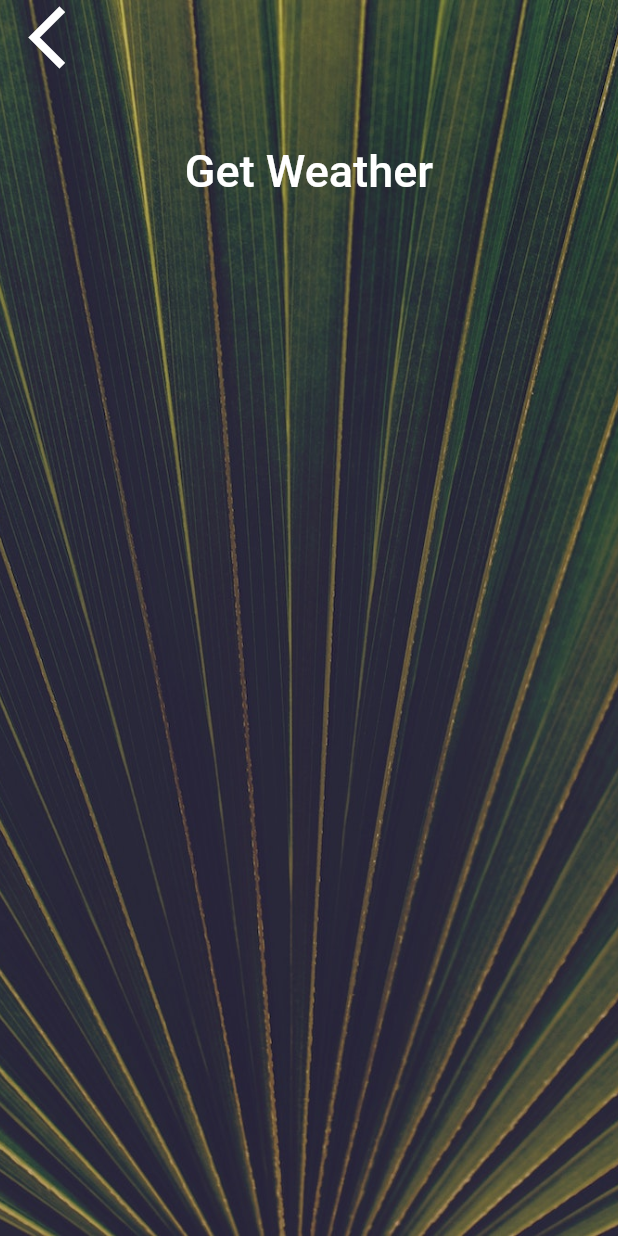
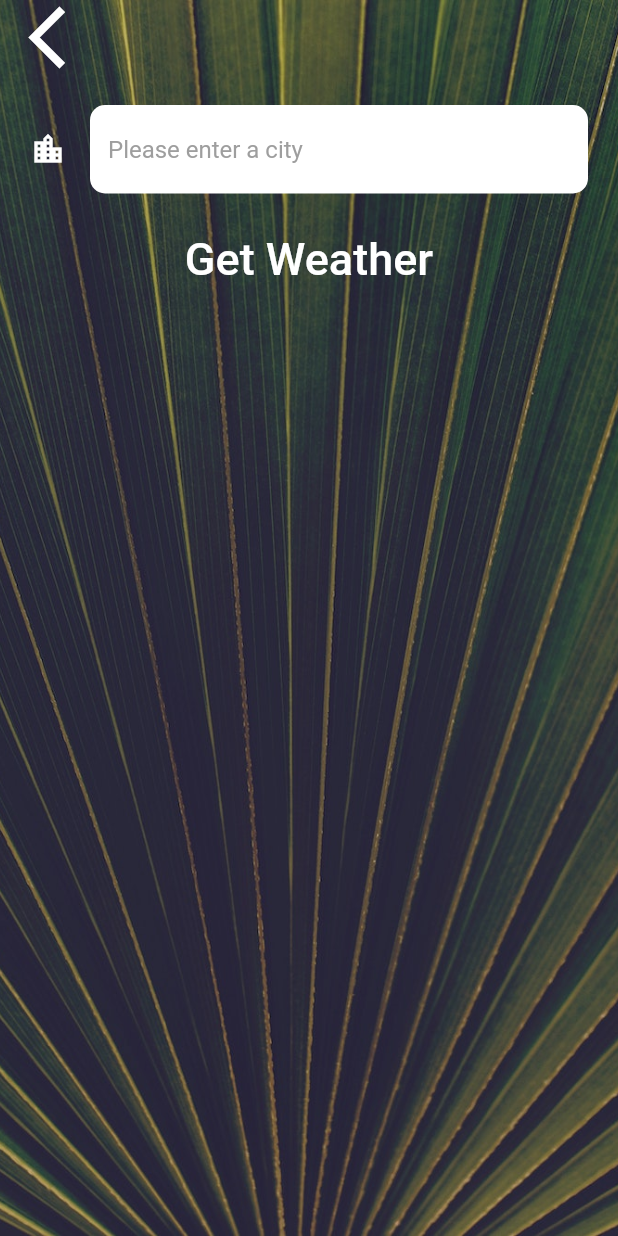
Before and after one commit to prsheth/climate, a Flutter app: the CityScreen screen opened directly, on a phone screen of 412 x 824 dp. Run offline on Flutter 3.47's test engine with Material 2 defaults, Android fonts, the phone set to English and light mode, and no system bars; our stand-ins replace flutter_spinkit, geolocator; network calls fail; Roboto replaces fonts that are missing (Spartan MB).

Commit message:
added new screens to input name of the city and get the weather by city. Provided supporting methods and also pushed data backwards using navigator pop

```diff
--- a/lib/screens/city_screen.dart
+++ b/lib/screens/city_screen.dart
@@ -1,5 +1,7 @@
+import 'package:climate/screens/loading_screen.dart';
 import 'package:flutter/material.dart';
 import 'package:climate/utilities/constants.dart';
+import 'location_screen.dart';
 
 class CityScreen extends StatefulWidget {
   @override
@@ -7,6 +9,7 @@ class CityScreen extends StatefulWidget {
 }
 
 class _CityScreenState extends State<CityScreen> {
+  String locationName;
   @override
   Widget build(BuildContext context) {
     return Scaffold(
@@ -24,7 +27,9 @@ class _CityScreenState extends State<CityScreen> {
               Align(
                 alignment: Alignment.topLeft,
                 child: FlatButton(
-                  onPressed: () {},
+                  onPressed: () {
+                    Navigator.pop(context);
+                  },
                   child: Icon(
                     Icons.arrow_back_ios,
                     size: 50.0,
@@ -33,10 +38,20 @@ class _CityScreenState extends State<CityScreen> {
               ),
               Container(
                 padding: EdgeInsets.all(20.0),
-                child: null,
+                child: TextField(
+                  style: TextStyle(
+                    color: Colors.black,
+                  ),
+                  decoration: kTextFieldDecorationInput,
+                  onChanged: (value) {
+                    locationName = value;
+                  },
+                ),
               ),
               FlatButton(
-                onPressed: () {},
+                onPressed: () {
+                  Navigator.pop(context, locationName);
+                },
                 child: Text(
                   'Get Weather',
                   style: kButtonTextStyle,
--- a/lib/utilities/constants.dart
+++ b/lib/utilities/constants.dart
@@ -16,5 +16,22 @@ const kButtonTextStyle = TextStyle(
 );
 
 const kConditionTextStyle = TextStyle(
-  fontSize: 100.0,
+  fontSize: 85.0,
 );
+
+const kTextFieldDecorationInput = InputDecoration(
+  filled: true,
+  fillColor: Colors.white,
+  icon: Icon(
+    Icons.location_city,
+    color: Colors.white,
+  ),
+  hintText: 'Please enter a city',
+  hintStyle: TextStyle(color: Colors.grey),
+  border: OutlineInputBorder(
+    borderRadius: BorderRadius.all(
+      Radius.circular(10.0),
+    ),
+    borderSide: BorderSide.none,
+  ),
+);
```
Also changed, not shown: lib/screens/loading_screen.dart (+3 -13 lines), lib/screens/location_screen.dart (+28 -4 lines), lib/services/weather.dart (+24 -0 lines), 2 other files.
